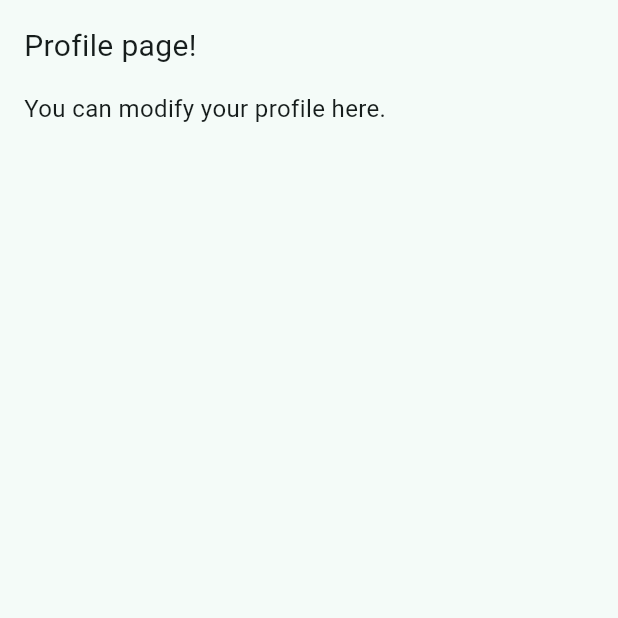
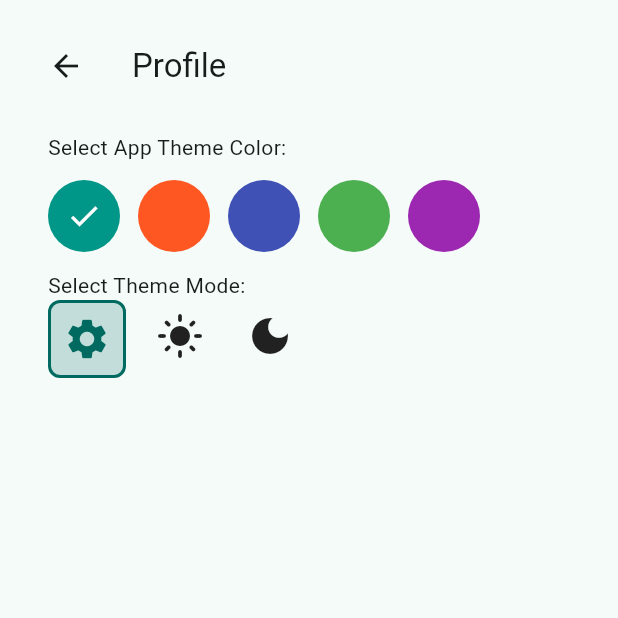
Before and after one commit to 4sito/triply, a Flutter app: the ProfilePage screen opened directly, on a phone screen of 412 x 824 dp, the top half of it. Run offline on Flutter 3.47's test engine with Material 3 defaults, Android fonts, the phone set to English and light mode, and no system bars; our stand-ins replace flutter_riverpod, hive, hive_flutter; accounts and stored records are empty.

Commit message:
added theming options

```diff
--- a/lib/app.dart
+++ b/lib/app.dart
@@ -1,19 +1,40 @@
 import 'package:flutter/material.dart';
+import 'package:flutter_riverpod/flutter_riverpod.dart';
+import 'package:triply/core/theme_controller.dart';
 import 'features/home/home_screen.dart';
+
+ThemeData buildTheme(Color seedColor, Brightness brightness) {
+  return ThemeData(
+    colorScheme: ColorScheme.fromSeed(
+      seedColor: seedColor,
+      brightness: brightness,
+    ),
+    useMaterial3: true,
+  );
+}
 
 class TriplyApp extends StatelessWidget {
   const TriplyApp({super.key});
 
   @override
   Widget build(BuildContext context) {
-    return MaterialApp(
-      title: 'Triply',
-      debugShowCheckedModeBanner: false,
-      theme: ThemeData(
-        useMaterial3: true,
-        colorSchemeSeed: Colors.teal,
+    // main.dart
+    return ProviderScope(
+      child: Consumer(
+        builder: (context, ref, _) {
+          final seedColor = ref.watch(seedColorProvider);
+          final themeMode = ref.watch(themeModeProvider);
+
+          return MaterialApp(
+            title: 'Triply',
+            debugShowCheckedModeBanner: false,
+            themeMode: themeMode,
+            theme: buildTheme(seedColor, Brightness.light),
+            darkTheme: buildTheme(seedColor, Brightness.dark),
+            home: const HomeScreen(),
+          );
+        },
       ),
-      home: const HomeScreen(),
     );
   }
 }
--- /dev/null
+++ b/lib/core/theme_controller.dart
@@ -0,0 +1,5 @@
+import 'package:flutter/material.dart';
+import 'package:flutter_riverpod/flutter_riverpod.dart';
+
+final seedColorProvider = StateProvider<Color>((ref) => Colors.teal);
+final themeModeProvider = StateProvider<ThemeMode>((ref) => ThemeMode.system);
--- a/lib/features/home/pages/challenges_page.dart
+++ b/lib/features/home/pages/challenges_page.dart
@@ -76,7 +76,7 @@ class ChallengesPage extends ConsumerWidget {
               ],
             ), // assuming optional `description`
             trailing: IconButton(
-              icon: Icon(Icons.delete, color: Colors.red),
+              icon: Icon(Icons.delete, color: theme.colorScheme.inverseSurface),
               onPressed: () {
                 ref
                     .read(challengeListProvider.notifier)
--- a/lib/features/home/pages/profile_page.dart
+++ b/lib/features/home/pages/profile_page.dart
@@ -1,22 +1,105 @@
+import 'dart:developer';
+
 import 'package:flutter/material.dart';
+import 'package:triply/core/theme_controller.dart';
 import '../../../abstraction/base_page.dart';
 
-class ProfilePage extends StatelessWidget {
+// profile_page.dart
+import 'package:flutter/material.dart';
+import 'package:flutter_riverpod/flutter_riverpod.dart';
+
+class ProfilePage extends ConsumerWidget {
   const ProfilePage({super.key});
 
   @override
-  Widget build(BuildContext context) {
+  Widget build(BuildContext context, WidgetRef ref) {
+    final currentColor = ref.watch(seedColorProvider);
+    final setColor = ref.read(seedColorProvider.notifier);
+
+    final currentMode = ref.watch(themeModeProvider);
+    final setMode = ref.watch(themeModeProvider.notifier);
+
+    final brightness = Theme.of(context).brightness;
+
+    final colorOptions = <Color>[
+      Colors.teal,
+      Colors.deepOrange,
+      Colors.indigo,
+      Colors.green,
+      Colors.purple,
+    ];
+
+    final themeOptions = <ThemeMode, Icon>{
+      ThemeMode.system: Icon(Icons.settings),
+      ThemeMode.light: Icon(Icons.light_mode),
+      ThemeMode.dark: Icon(Icons.dark_mode),
+    };
+
     return BasePage(
-      title: 'Profile Page',
       icon: Icons.person,
       iconOutlined: Icons.person_outline,
-      child: Column(
-        crossAxisAlignment: CrossAxisAlignment.start,
-        children: const [
-          Text("Profile page!", style: TextStyle(fontSize: 20)),
-          SizedBox(height: 16),
-          Text("You can modify your profile here.", style: TextStyle(fontSize: 16)),
-        ],
+      child: Scaffold(
+        appBar: AppBar(title: const Text('Profile')),
+        body: ListView(
+          padding: const EdgeInsets.all(16),
+          children: [
+            const Text('Select App Theme Color:'),
+            const SizedBox(height: 12),
+            Wrap(
+              spacing: 12,
+              children: colorOptions.map((color) {
+                return GestureDetector(
+                  onTap: () => setColor.state = color,
+                  child: CircleAvatar(
+                    backgroundColor: color,
+                    radius: 24,
+                    child: currentColor == color
+                        ? Icon(
+                            Icons.check,
+                            color: brightness == Brightness.dark
+                                ? Colors.black
+                                : Colors.white,
+                          )
+                        : null,
+                  ),
+                );
+              }).toList(),
+            ),
+            const SizedBox(height: 12),
+            const Text('Select Theme Mode:'),
+            Wrap(
+              spacing: 12,
+              children: themeOptions.entries.map((entry) {
+                final isSelected = currentMode == entry.key;
+
+                return Container(
+                  decoration: BoxDecoration(
+                    color: isSelected
+                        ? Theme.of(
+                            context,
+                          ).colorScheme.primary.withValues(alpha: 0.2)
+                        : null,
+                    borderRadius: BorderRadius.circular(8),
+                    border: isSelected
+                        ? Border.all(
+                            color: Theme.of(context).colorScheme.primary,
+                            width: 2,
+                          )
+                        : null,
+                  ),
+                  child: IconButton(
+                    onPressed: () => setMode.state = entry.key,
+                    icon: entry.value,
+                    color: isSelected
+                        ? Theme.of(context).colorScheme.primary
+                        : Theme.of(context).iconTheme.color,
+                    iconSize: 32,
+                  ),
+                );
+              }).toList(),
+            ),
+          ],
+        ),
       ),
     );
   }
--- a/lib/features/home/pages/trip_page.dart
+++ b/lib/features/home/pages/trip_page.dart
@@ -63,7 +63,7 @@ class TripPage extends ConsumerWidget {
               '${trip.destination} • ${trip.startDate.toString().split(" ")[0]} → ${trip.endDate.toString().split(" ")[0]}\nNumber of challenges ${trip.challengeIds.length}',
             ),
             trailing: IconButton(
-              icon: Icon(Icons.delete, color: Colors.red),
+              icon: Icon(Icons.delete, color: theme.colorScheme.inverseSurface),
               onPressed: () {
                 // Handle delete logic here
                 trips.removeAt(index);
```
